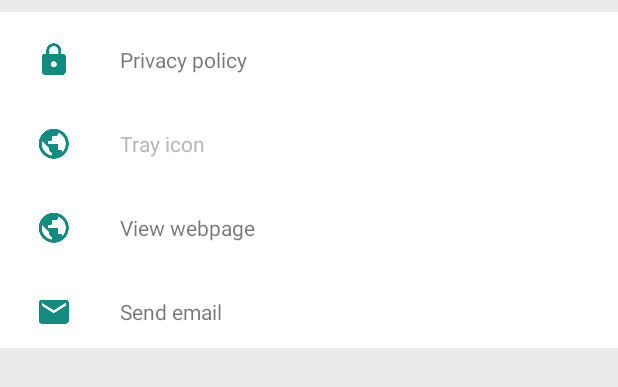
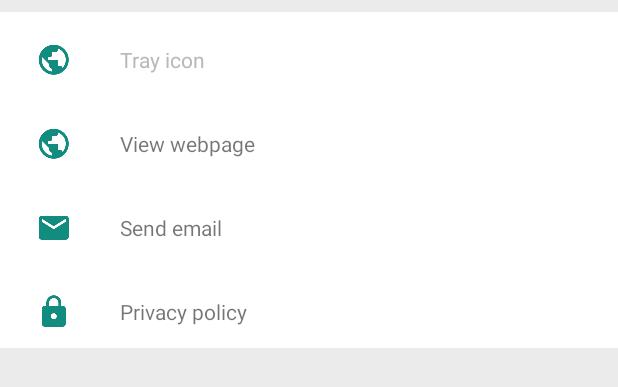
Before and after one commit to Muneefm/christmas-stickers-android, an Android app: the layout activity_sticker_pack_info.xml on its own in the app's theme, with its tools: preview values and no code run, on a phone screen of 412 x 824 dp. Shown: the top 387 px of the screen. Run offline under Robolectric (Android 15) with nearby library versions, the phone set to English and light mode, and no system bars.

Commit message:
privacy policy

```diff
--- a/app/src/main/assets/contents.json
+++ b/app/src/main/assets/contents.json
@@ -9,7 +9,7 @@
       "tray_image_file": "logo.png",
       "publisher_email":"",
       "publisher_website": "",
-      "privacy_policy_website": "",
+      "privacy_policy_website": "https://muneefm.github.io/christmas-stickers-android/",
       "license_agreement_website": "",
       "stickers": [
         {
--- a/app/src/main/res/layout/activity_sticker_pack_info.xml
+++ b/app/src/main/res/layout/activity_sticker_pack_info.xml
@@ -13,12 +13,6 @@
         android:layout_height="wrap_content"
         android:background="@android:color/white"
         android:orientation="vertical">
-        <TextView
-            android:id="@+id/privacy_policy"
-            style="@style/InfoButtonStyle"
-            android:drawableLeft="@drawable/sticker_3rdparty_privacy"
-            android:drawableStart="@drawable/sticker_3rdparty_privacy"
-            android:text="@string/privacy_policy" />
         <TextView
             android:id="@+id/tray_icon"
             style="@style/InfoButtonStyle"
@@ -42,6 +36,11 @@
             android:drawableStart="@drawable/sticker_3rdparty_email"
             android:text="@string/send_email" />
 
-
+        <TextView
+            android:id="@+id/privacy_policy"
+            style="@style/InfoButtonStyle"
+            android:drawableLeft="@drawable/sticker_3rdparty_privacy"
+            android:drawableStart="@drawable/sticker_3rdparty_privacy"
+            android:text="@string/privacy_policy" />
     </LinearLayout>
 </LinearLayout>
```
